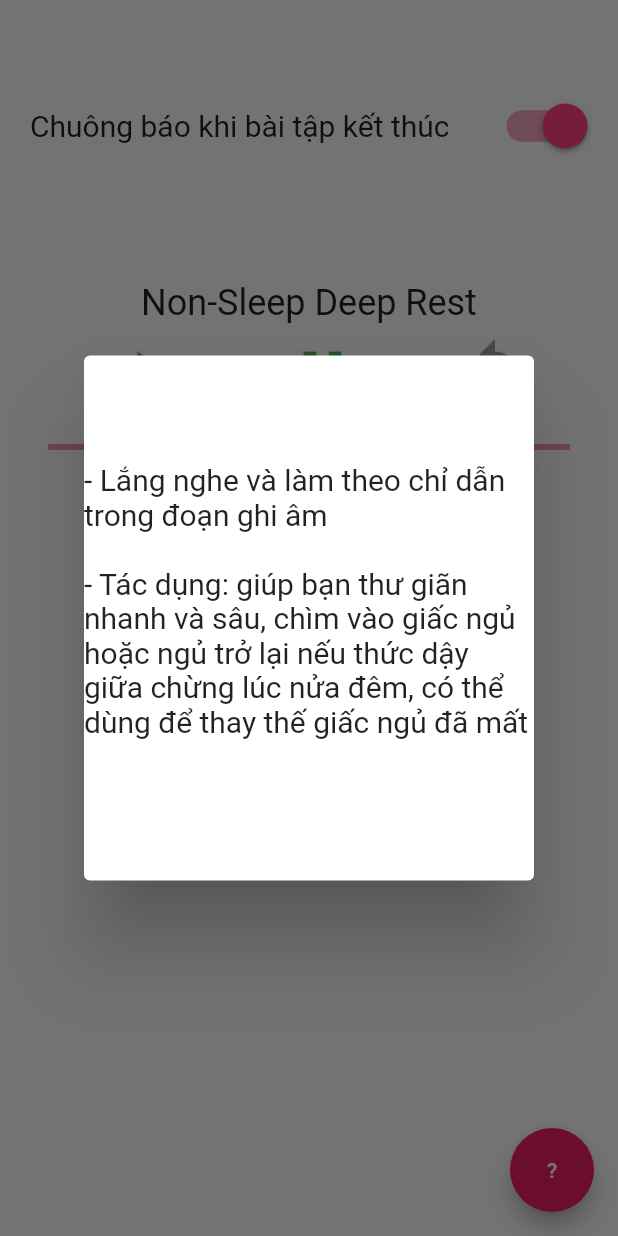
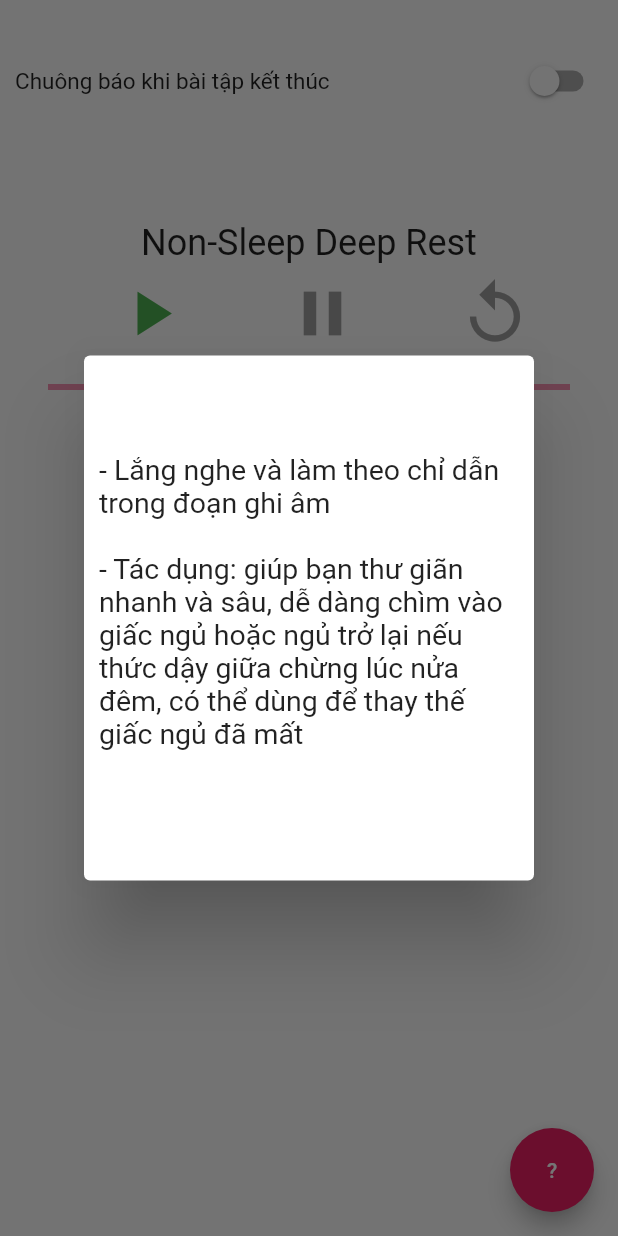
Before and after one commit to thivux/cp22_stress, a Flutter app: the NSDR screen opened directly, after a tap on an icon or button, on a phone screen of 412 x 824 dp. Run offline on Flutter 3.47's test engine with Material 2 defaults, Android fonts, the phone set to English and light mode, and no system bars; our stand-ins replace audioplayers; statements that could not run were skipped.

Commit message:
fix ? & alarm layout, nsdr duration = 0

```diff
--- a/lib/alarm.dart
+++ b/lib/alarm.dart
@@ -1,5 +1,3 @@
-// import 'dart:html';
-
 import 'package:flutter/cupertino.dart';
 import 'package:flutter/material.dart';
 
@@ -8,7 +6,7 @@ void main() {
 }
 
 class AlarmSwitch extends StatefulWidget {
-  bool alarmOn = true;
+  bool alarmOn = false;
 
   AlarmSwitch({Key? key}) : super(key: key);
 
@@ -32,7 +30,7 @@ class AlarmSwitchState extends State<AlarmSwitch> {
           const Text(
             'Chuông báo khi bài tập kết thúc',
             style: TextStyle(
-              fontSize: 20,
+              fontSize: 15,
               // fontWeight: FontWeight.w400,
             ),
           ),
@@ -46,7 +44,7 @@ class AlarmSwitchState extends State<AlarmSwitch> {
 
   Widget buildSwitch() {
     return Transform.scale(
-      scale: 1.5,
+      scale: 1,
       child: Switch.adaptive(
         activeColor: Colors.pinkAccent,
         activeTrackColor: Colors.pink.withOpacity(0.4),
--- a/lib/audio_player.dart
+++ b/lib/audio_player.dart
@@ -20,7 +20,7 @@ class AudioAssetPlayer {
     audioPlayer = await AudioCache().play(filename);
 
     // avoid bug - the duration returned = 0
-    // await Future.delayed(const Duration(milliseconds: 200));
+    await Future.delayed(const Duration(milliseconds: 20));
 
     audioDurationMS = await audioPlayer.getDuration();
 
--- a/lib/nsdr.dart
+++ b/lib/nsdr.dart
@@ -73,10 +73,10 @@ class NSDRState extends State<NSDR> {
           mainAxisAlignment: MainAxisAlignment.start,
           children: [
             const Padding(
-              padding: EdgeInsets.all(20),
+              padding: EdgeInsets.all(10),
             ),
             Container(
-              padding: const EdgeInsets.all(20.0),
+              padding: const EdgeInsets.all(10.0),
               child: alarmSwitch,
             ),
             const Padding(padding: EdgeInsets.all(30)),
@@ -110,7 +110,7 @@ class NSDRState extends State<NSDR> {
                       children: [
                         buildPlayButton(),
                         buildPauseButton(),
-                        buildStopButton(),
+                        buildResetButton(),
                       ],
                     ),
                     Padding(
@@ -157,7 +157,16 @@ class NSDRState extends State<NSDR> {
   }
 
   Widget buildPauseButton() {
-    if (state == PlayerState.PAUSED) {
+    if (state == PlayerState.PLAYING) {
+      return IconButton(
+          onPressed: nsdrPlayer.pause,
+          icon: const Icon(
+            Icons.pause,
+            color: Colors.green,
+            size: iconSize,
+          ));
+    }
+    // if (state == PlayerState.PAUSED) {
       return const IconButton(
           onPressed: null,
           icon: Icon(
@@ -165,18 +174,12 @@ class NSDRState extends State<NSDR> {
             color: Colors.grey,
             size: iconSize,
           ));
-    }
+    // }
 
-    return IconButton(
-        onPressed: nsdrPlayer.pause,
-        icon: const Icon(
-          Icons.pause,
-          color: Colors.green,
-          size: iconSize,
-        ));
+
   }
 
-  Widget buildStopButton() {
+  Widget buildResetButton() {
     if (state == PlayerState.STOPPED) {
       return const IconButton(
           onPressed: null,
@@ -200,16 +203,19 @@ class NSDRState extends State<NSDR> {
     return showDialog(
         context: context,
         builder: (context) {
-          return const Dialog(
+          return Dialog(
             child: SizedBox(
               width: 300,
               height: 350,
               child: Center(
-                child: Text(
-                  '- Lắng nghe và làm theo chỉ dẫn trong đoạn ghi âm \n\n- Tác dụng: giúp bạn thư giãn nhanh và sâu, chìm vào giấc ngủ hoặc ngủ trở lại nếu thức dậy giữa chừng lúc nửa đêm, có thể dùng để thay thế giấc ngủ đã mất\n',
-                  // '- Nguồn khoa học nghiên cứu (trích): published by Front Psychiatry (https://www.ncbi.nlm.nih.gov/pmc/articles/PMC6361823/)',
-                  style: TextStyle(
-                    fontSize: 20,
+                child: Container(
+                  padding: EdgeInsets.all(10.0),
+                  child: Text(
+                    '- Lắng nghe và làm theo chỉ dẫn trong đoạn ghi âm \n\n- Tác dụng: giúp bạn thư giãn nhanh và sâu, dễ dàng chìm vào giấc ngủ hoặc ngủ trở lại nếu thức dậy giữa chừng lúc nửa đêm, có thể dùng để thay thế giấc ngủ đã mất\n',
+                    // '- Nguồn khoa học nghiên cứu (trích): published by Front Psychiatry (https://www.ncbi.nlm.nih.gov/pmc/articles/PMC6361823/)',
+                    style: TextStyle(
+                      fontSize: 19,
+                    ),
                   ),
                 ),
               ),
```
Also changed, not shown: lib/phy_sigh.dart (+13 -8 lines).
